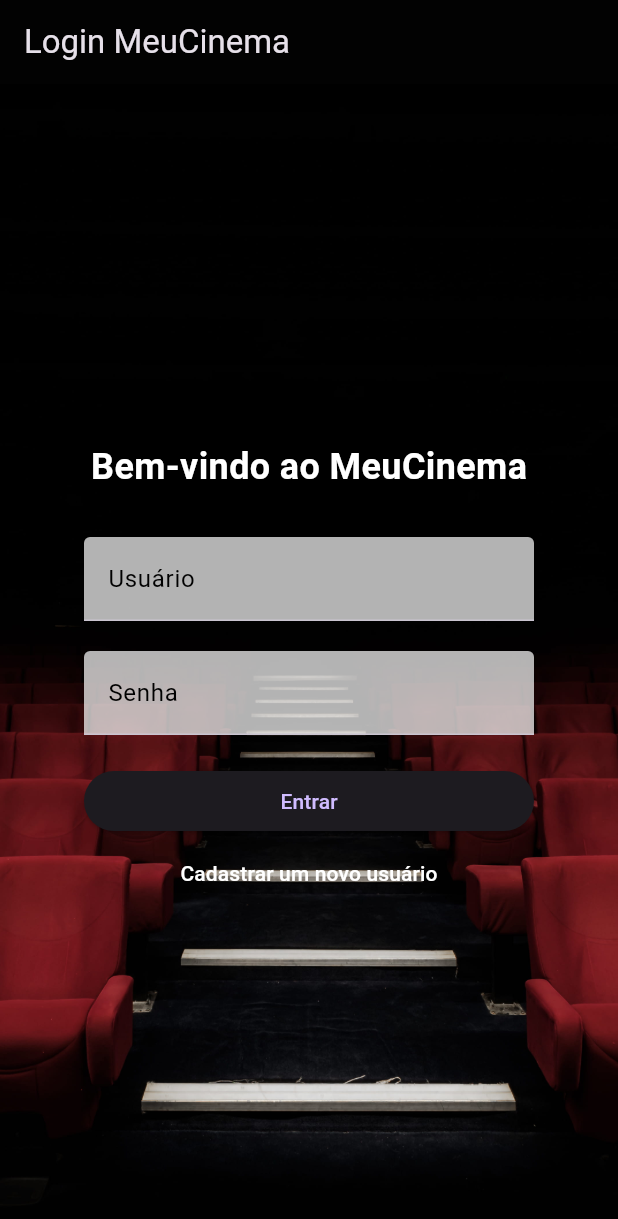
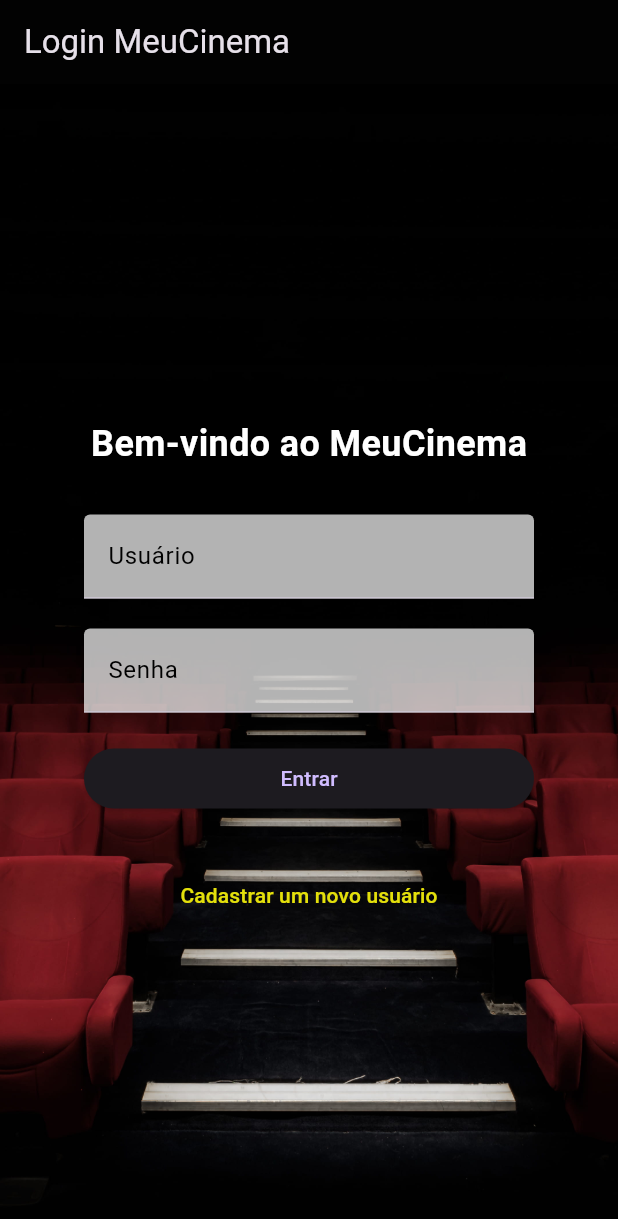
Before and after one commit to DanielACocolete/FlutterAPIFilmes, a Flutter app: the screen it shows after launch, on a phone screen of 412 x 824 dp. Shown: the top 1219 px of the screen. Run offline on Flutter 3.47's test engine with Material 3 defaults, Android fonts, the phone set to English and light mode, and no system bars.

Commit message:
Ajustando a tela de login

```diff
--- a/lib/api_service.dart
+++ b/lib/api_service.dart
@@ -47,7 +47,7 @@ class ApiService {
     );
 
     if (response.statusCode == 200) {
-      return response.body; // O corpo da resposta deve conter a mensagem de sucesso
+      return response.body;
     } else {
       throw Exception('Falha ao cadastrar o usuário');
     }
--- a/lib/tela_filmes.dart
+++ b/lib/tela_filmes.dart
@@ -98,7 +98,7 @@ class _TelaFilmesState extends State<TelaFilmes> {
             child: filmes.isEmpty
                 ? CircularProgressIndicator()
                 : SizedBox(
-                    height: MediaQuery.of(context).size.height * 0.8, // 80% da altura da tela
+                    height: MediaQuery.of(context).size.height * 0.8,
                     child: ListView.builder(
                       itemCount: filmes.length,
                       itemBuilder: (context, index) {
--- a/lib/tela_historico_compras.dart
+++ b/lib/tela_historico_compras.dart
@@ -29,9 +29,9 @@ class _TelaHistoricoComprasState extends State<TelaHistoricoCompras> {
 
  void excluirCompra(int id) async {
     try {
-      await apiService.deletarCompra(id); // Supondo que o método deleteCompra seja implementado no ApiService
+      await apiService.deletarCompra(id);
       setState(() {
-        historicoCompras.removeWhere((compra) => compra['id'] == id); // Remove a compra da lista local
+        historicoCompras.removeWhere((compra) => compra['id'] == id);
       });
       carregarHistoricoCompras();
       ScaffoldMessenger.of(context).showSnackBar(SnackBar(content: Text('Compra excluída com sucesso!')));
--- a/lib/tela_login.dart
+++ b/lib/tela_login.dart
@@ -19,13 +19,11 @@ class _TelaLoginState extends State<TelaLogin> {
     String senha = _senhaController.text;
 
     if (usuario.isEmpty || senha.isEmpty) {
-      // Exibir mensagem de erro se os campos estiverem vazios
       _showMessage('Por favor, preencha todos os campos.');
       return;
     }
 
     try {
-      // Chamar o método do ApiService para autenticação
       final response = await apiService.autenticaUsuario(usuario, senha);
       if (response == "Usuário autenticado com sucesso!") {
         Navigator.pushNamed(context, '/filmes');
@@ -103,7 +101,6 @@ class _TelaLoginState extends State<TelaLogin> {
                     ),
                   ),
                   SizedBox(height: 20),
-                  // Campo de senha
                   SizedBox(
                     width: 300,
                     child: TextField(
@@ -119,7 +116,6 @@ class _TelaLoginState extends State<TelaLogin> {
                     ),
                   ),
                   SizedBox(height: 20),
-                  // Botão de login
                   SizedBox(
                     width: 300,
                     child: ElevatedButton(
@@ -127,6 +123,7 @@ class _TelaLoginState extends State<TelaLogin> {
                       child: Text('Entrar'),
                     ),
                   ),
+                  SizedBox(height: 30),
                   TextButton(
                     onPressed: () {
                       Navigator.push(
@@ -136,7 +133,7 @@ class _TelaLoginState extends State<TelaLogin> {
                     },
                     child: Text(
                       'Cadastrar um novo usuário',
-                      style: TextStyle(color: Colors.white),
+                      style: TextStyle(color: Color.fromARGB(255, 228, 224, 11)),
                     ),
                   ),
                 ],
```
